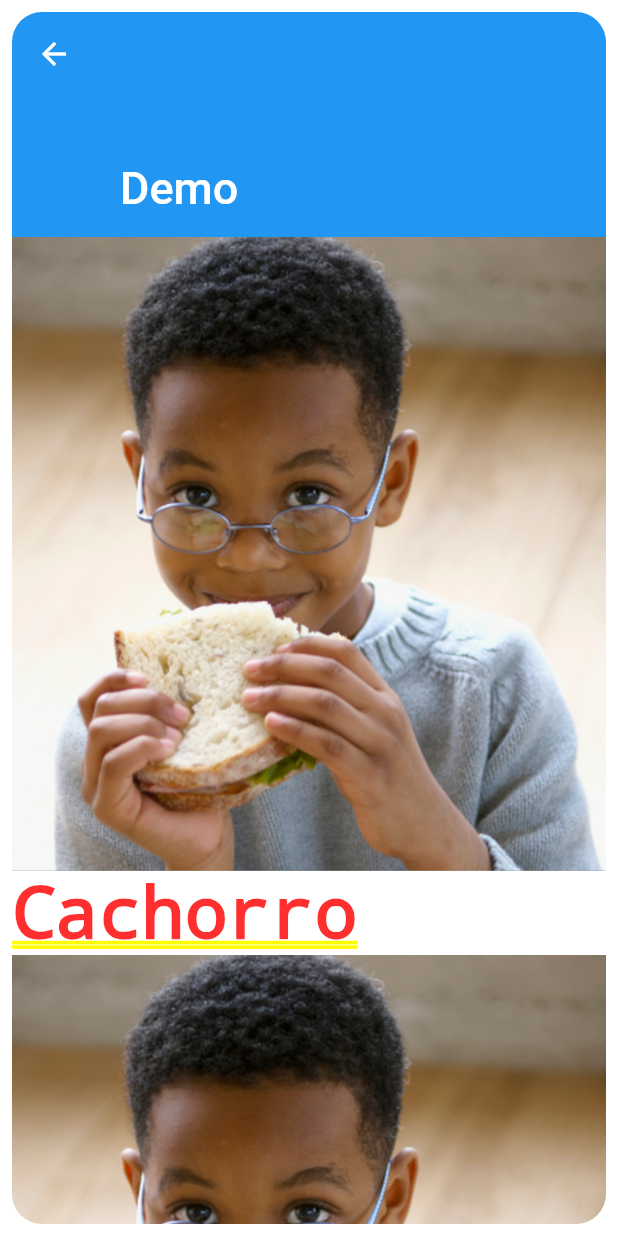
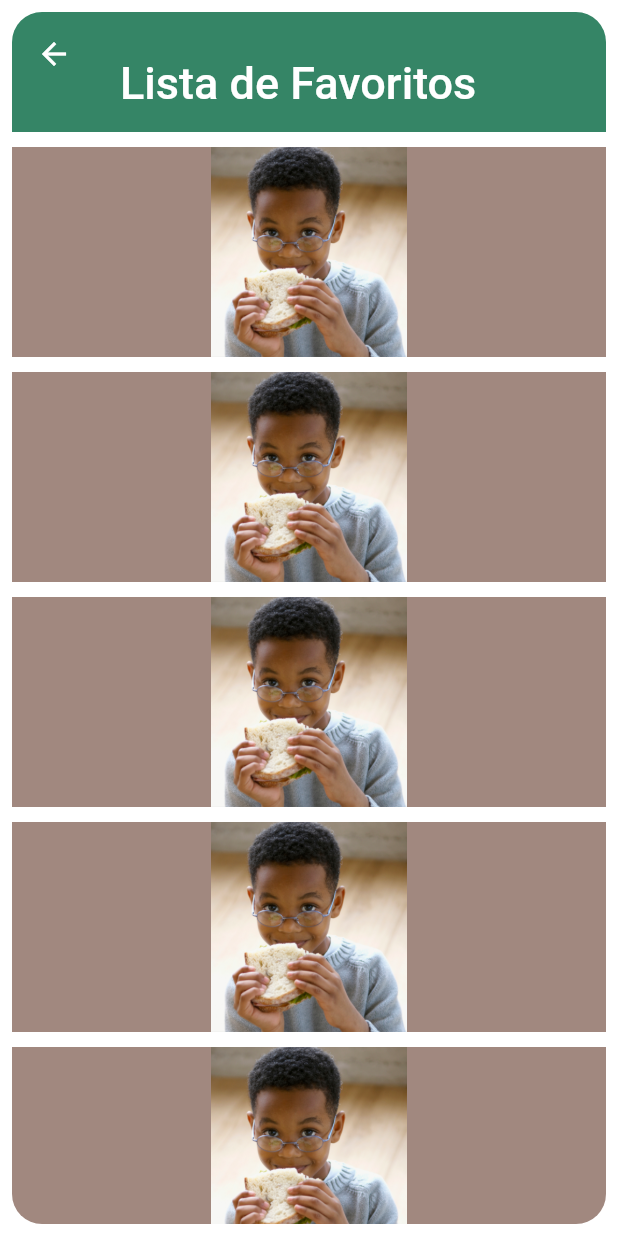
Before and after one commit to claudiofcguerra/Hackathon-2022, a Flutter app: the screen it shows after launch, after a tap on the "favorite outline" icon, on a phone screen of 412 x 824 dp. Run offline on Flutter 3.47's test engine with Material 2 defaults, Android fonts, the phone set to English and light mode, and no system bars.

Commit message:
Update favs.dart

```diff
--- a/lib/favs.dart
+++ b/lib/favs.dart
@@ -1,5 +1,6 @@
 import 'package:flutter/material.dart';
 import 'assets/constants.dart' as constants;
+
 
 void main() {
   runApp(
@@ -16,7 +17,6 @@ class Favorites extends StatelessWidget {
 
   @override
   Widget build(BuildContext context) {
-
     return Padding(
       padding: const EdgeInsets.all(8.0),
       child: ClipRRect(
@@ -26,81 +26,47 @@ class Favorites extends StatelessWidget {
                   slivers: [
                     const SliverAppBar(
                       pinned: true,
-                      expandedHeight: 150.0,
+                      backgroundColor: constants.secondaryColor,
+                      expandedHeight: 80.0,
                       flexibleSpace: FlexibleSpaceBar(
-                        title: Text('Demo'),
+                        title: Text('Lista de Favoritos'),
                       ),
                     ),
 
-                    SliverList(
-                      delegate: SliverChildListDelegate(
-                          [
-                            Image.asset("images/testPhotoBlack.jpg"),
-                            Text("Cachorro"),
-                            Image.asset("images/testPhotoBlack.jpg"),
-                            Text("Cachorro2"),
-                            Image.asset("images/testPhotoBlack.jpg"),
-                            Text("Cachorro3"),
-                          ]
-                      ),
-                    )
-
+                    SliverFixedExtentList(
+                        itemExtent: 150.0,
+                        delegate: SliverChildBuilderDelegate(
+                                (BuildContext context, int count) => Padding(
+                                  padding: const EdgeInsets.only(top: 10),
+                                  child: Container(
+                                    padding: const EdgeInsetsDirectional.only(top:0),
+                                    alignment: Alignment.center,
+                                    color: Colors.brown[300],
+                                    child: Material(
+                                      child: Image.asset(
+                                          "images/testPhotoBlack.jpg",
+                                        fit: BoxFit.contain,
+                                        alignment: AlignmentDirectional.centerStart,
+                                      ),
+                                      type: MaterialType.transparency,
+                                      /*Text(
+                                      'Ganhou 10 pontos',
+                                      style: TextStyle(
+                                        fontSize: 30,
+                                      ),
+                                    ),*/
+                                    ),
+                                  ),
+                                ),
+                          childCount: 10
+                        ),
+                    ),
                   ]
               )
           )
       ),
     );
 
-    /*return Container(
-      color: Colors.white,
-      child: CustomScrollView(
-        primary: false,
-        slivers: <Widget>[
-          SliverPadding(
-            padding: const EdgeInsets.all(20),
-            sliver: SliverGrid.count(
-              crossAxisSpacing: 10,
-              mainAxisSpacing: 10,
-              crossAxisCount: 1,
-              children: <Widget>[
-
-                Container(
-                  height: 200,
-                  padding: const EdgeInsets.all(8),
-                  child: const Material(
-                      type: MaterialType.transparency,
-                      child: Text('Teste 1')),
-                  color: constants.primaryColor,
-                ),
-                Container(
-                  padding: const EdgeInsets.all(8),
-                  child: const Material(
-                      type: MaterialType.transparency,
-                      child: Text('Teste 2')),
-                  color: constants.primaryColor,
-                ),
-                Container(
-                  padding: const EdgeInsets.all(8),
-                  child: const Material(
-                      type: MaterialType.transparency,
-                      child: Text('Teste 3')),
-                  color: constants.primaryColor,
-                ),
-                Container(
-                  padding: const EdgeInsets.all(8),
-                  child: const Material(
-                    type: MaterialType.transparency,
-                      child: Text('Teste 4')),
-                  color: constants.primaryColor,
-                ),
-
-              ],
-            ),
-          ),
-        ],
-      ),
-    );
-  */
 
   }
 }
```
